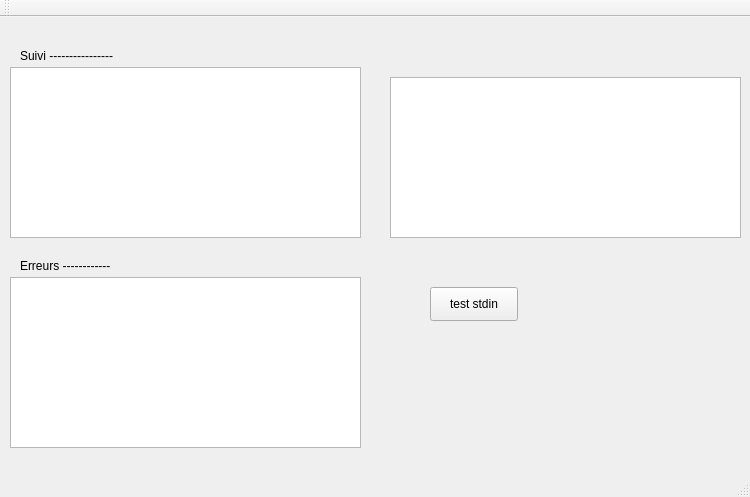
Old version of the form cihm.ui in the repository PhASnBenoit/rushball.
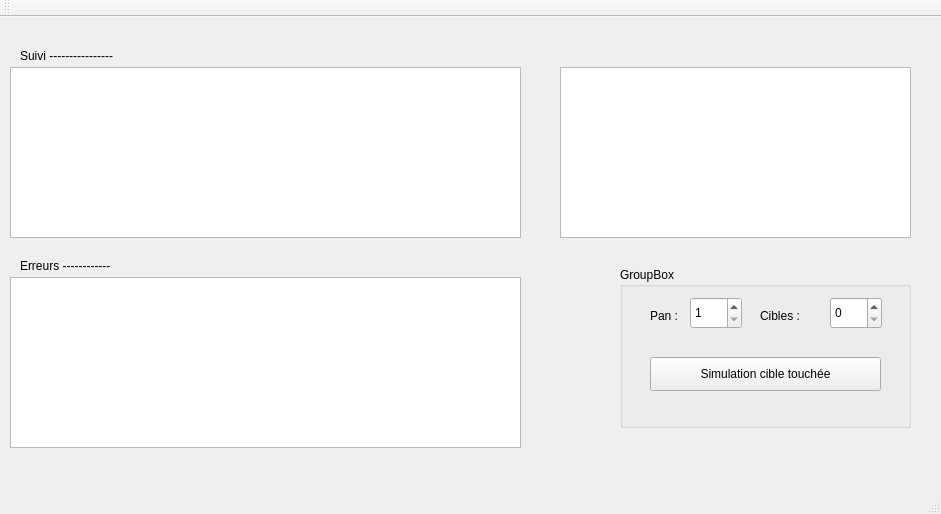
New version of the form.

Commit message: Corrections gestion des clients. Ajout simulation cible touchée.

The edit to the form file:
```diff
--- a/cihm.ui
+++ b/cihm.ui
@@ -6,8 +6,8 @@
    <rect>
     <x>0</x>
     <y>0</y>
-    <width>750</width>
-    <height>497</height>
+    <width>941</width>
+    <height>514</height>
    </rect>
   </property>
   <property name="windowTitle">
@@ -19,7 +19,7 @@
      <rect>
       <x>10</x>
       <y>50</y>
-      <width>351</width>
+      <width>511</width>
       <height>171</height>
      </rect>
     </property>
@@ -32,7 +32,7 @@
      <rect>
       <x>10</x>
       <y>260</y>
-      <width>351</width>
+      <width>511</width>
       <height>171</height>
      </rect>
     </property>
@@ -69,28 +69,96 @@
    <widget class="QTextEdit" name="tePupitre">
     <property name="geometry">
      <rect>
-      <x>390</x>
-      <y>60</y>
+      <x>560</x>
+      <y>50</y>
       <width>351</width>
+      <height>171</height>
+     </rect>
+    </property>
+    <property name="readOnly">
+     <bool>true</bool>
+    </property>
+   </widget>
+   <widget class="QGroupBox" name="gbSimulationCibles">
+    <property name="geometry">
+     <rect>
+      <x>620</x>
+      <y>250</y>
+      <width>291</width>
       <height>161</height>
      </rect>
     </property>
-    <property name="readOnly">
-     <bool>true</bool>
+    <property name="title">
+     <string>GroupBox</string>
     </property>
-   </widget>
-   <widget class="QPushButton" name="pbTest">
-    <property name="geometry">
-     <rect>
-      <x>430</x>
-      <y>270</y>
-      <width>88</width>
-      <height>34</height>
-     </rect>
-    </property>
-    <property name="text">
-     <string>test stdin</string>
-    </property>
+    <widget class="QPushButton" name="pbCibleTouched">
+     <property name="geometry">
+      <rect>
+       <x>30</x>
+       <y>90</y>
+       <width>231</width>
+       <height>34</height>
+      </rect>
+     </property>
+     <property name="text">
+      <string>Simulation cible touchée</string>
+     </property>
+    </widget>
+    <widget class="QSpinBox" name="sbPan">
+     <property name="geometry">
+      <rect>
+       <x>70</x>
+       <y>30</y>
+       <width>52</width>
+       <height>32</height>
+      </rect>
+     </property>
+     <property name="minimum">
+      <number>1</number>
+     </property>
+     <property name="maximum">
+      <number>8</number>
+     </property>
+    </widget>
+    <widget class="QSpinBox" name="sbCibles">
+     <property name="geometry">
+      <rect>
+       <x>210</x>
+       <y>30</y>
+       <width>52</width>
+       <height>32</height>
+      </rect>
+     </property>
+     <property name="maximum">
+      <number>7</number>
+     </property>
+    </widget>
+    <widget class="QLabel" name="label_3">
+     <property name="geometry">
+      <rect>
+       <x>30</x>
+       <y>40</y>
+       <width>41</width>
+       <height>18</height>
+      </rect>
+     </property>
+     <property name="text">
+      <string>Pan : </string>
+     </property>
+    </widget>
+    <widget class="QLabel" name="label_4">
+     <property name="geometry">
+      <rect>
+       <x>140</x>
+       <y>40</y>
+       <width>61</width>
+       <height>18</height>
+      </rect>
+     </property>
+     <property name="text">
+      <string>Cibles :</string>
+     </property>
+    </widget>
    </widget>
   </widget>
   <widget class="QMenuBar" name="menuBar">
```
Left out of the diff: 2 changed lines with no effect on the pictures. The commit also changes 10 other files.
